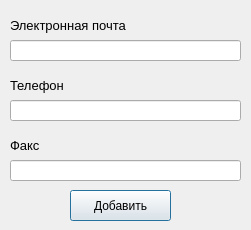
First picture: the form in WorkshopWindow.ui, repository EgLeVor/Course, before the edit.
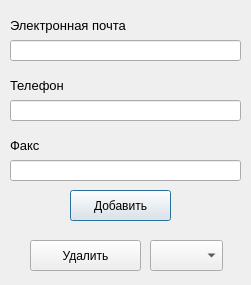
Second picture: the form after the edit.

Patch:
```diff
--- a/WorkshopWindow.ui
+++ b/WorkshopWindow.ui
@@ -7,7 +7,7 @@
     <x>0</x>
     <y>0</y>
     <width>251</width>
-    <height>230</height>
+    <height>285</height>
    </rect>
   </property>
   <property name="windowTitle">
@@ -110,6 +110,29 @@
     <string>Добавить</string>
    </property>
   </widget>
+  <widget class="QPushButton" name="delete_btn">
+   <property name="geometry">
+    <rect>
+     <x>30</x>
+     <y>240</y>
+     <width>111</width>
+     <height>31</height>
+    </rect>
+   </property>
+   <property name="text">
+    <string>Удалить</string>
+   </property>
+  </widget>
+  <widget class="QComboBox" name="workshop_box">
+   <property name="geometry">
+    <rect>
+     <x>150</x>
+     <y>240</y>
+     <width>73</width>
+     <height>31</height>
+    </rect>
+   </property>
+  </widget>
  </widget>
  <resources/>
  <connections/>
```
